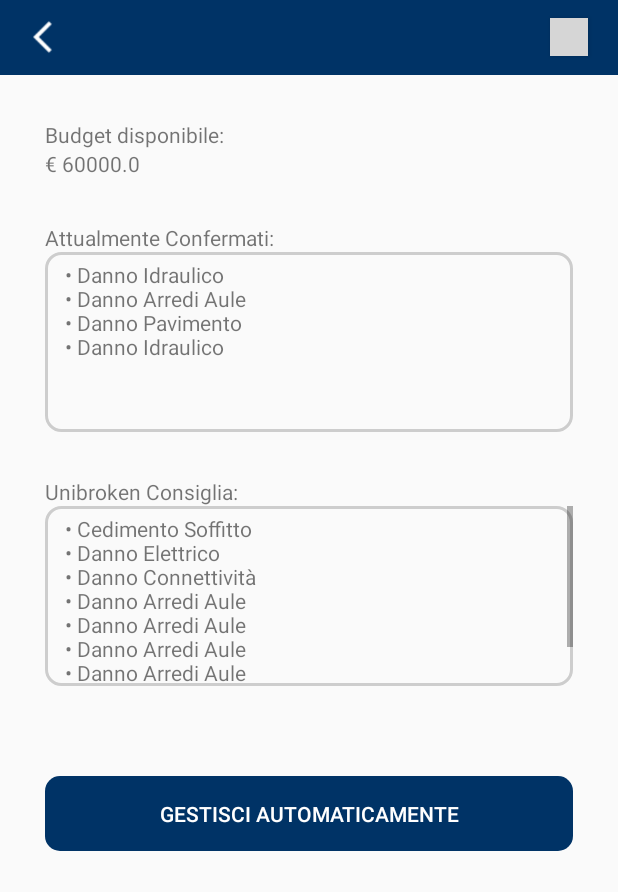
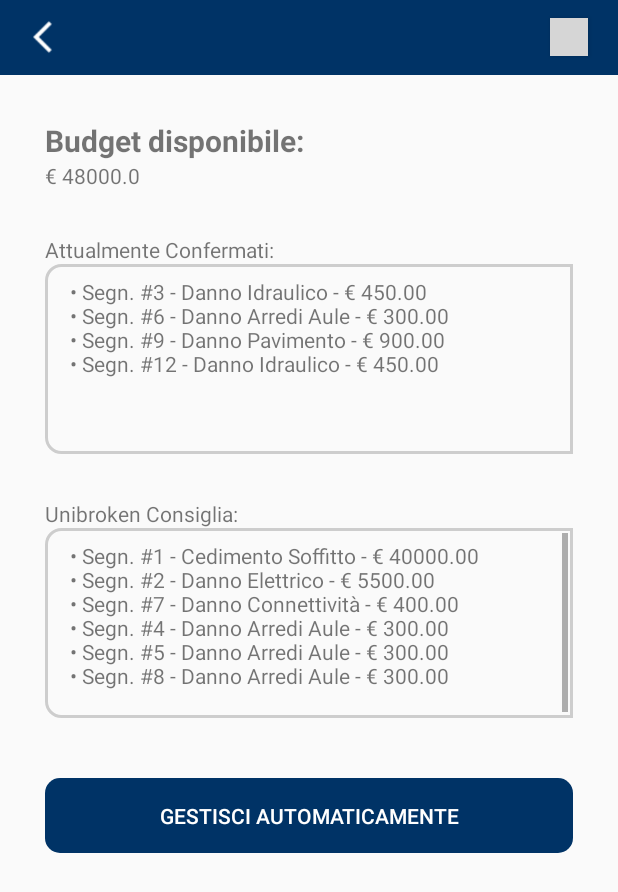
Before and after one commit to atzoriandrea/UniBroken, an Android app: the Raga_Budget screen opened directly, with no data from a screen before it, on a phone screen of 412 x 824 dp. Shown: the top 892 px of the screen. Run offline under Robolectric (Android 15) with nearby library versions, the light colour scheme and no system bars; our stand-ins replace CircleImageView; grey boxes are pictures that could not be loaded.

Commit message:
14/02/2019 -v1.0(Andrea)

```diff
--- a/app/src/main/java/com/example/mirko/unibroken/Homepage.java
+++ b/app/src/main/java/com/example/mirko/unibroken/Homepage.java
@@ -89,8 +89,7 @@ public class Homepage extends AppCompatActivity {
     }
     @Override
     public void onBackPressed() {
-        Intent indietro = new Intent(Homepage.this, MainActivity.class);
-        startActivity(indietro);
+        logout(new View(this));
     }
     public void logout(View view) {
         // Create intent to Open Image applications like Gallery, Google Photos
--- a/app/src/main/java/com/example/mirko/unibroken/ListaSegn.java
+++ b/app/src/main/java/com/example/mirko/unibroken/ListaSegn.java
@@ -46,6 +46,7 @@ public class ListaSegn extends AppCompatActivity {
             public void onItemClick(AdapterView<?> arg0, View arg1,int position, long arg3){
                 s = (Segnalazione) lista.getItemAtPosition(position);
                 Intent dettaglio = new Intent(ListaSegn.this , Showsegn.class);
+                dettaglio.putExtra(PERSONA_EXTRA,p1);
                 dettaglio.putExtra(SEGN, new Integer(s.getId()));
                 startActivity(dettaglio);
 
@@ -55,7 +56,7 @@ public class ListaSegn extends AppCompatActivity {
     }
     public void onBackPressed() {
         Intent indietro = new Intent(ListaSegn.this, Homepage.class);
-        indietro.putExtra(Homepage.PERSONA_EXTRA, p1);
+        indietro.putExtra(PERSONA_EXTRA, p1);
         startActivity(indietro);
     }
     public void back(View view) {
--- a/app/src/main/java/com/example/mirko/unibroken/MySegn.java
+++ b/app/src/main/java/com/example/mirko/unibroken/MySegn.java
@@ -61,7 +61,7 @@ public class MySegn extends AppCompatActivity {
     @Override
     public void onBackPressed() {
         Intent indietro = new Intent(MySegn.this, Homepage.class);
-        indietro.putExtra(Homepage.PERSONA_EXTRA, p1);
+        indietro.putExtra(PERSONA_EXTRA, p1);
         startActivity(indietro);
     }
     public void back(View view) {
--- a/app/src/main/java/com/example/mirko/unibroken/OptionActivityRaga.java
+++ b/app/src/main/java/com/example/mirko/unibroken/OptionActivityRaga.java
@@ -43,6 +43,7 @@ public class OptionActivityRaga extends AppCompatActivity {
         @Override
         public View getView(int position, View v, ViewGroup vg)
         {
+            SegnFactory sfactory = SegnFactory.getInstance();
             String author;
             if (v==null)
             {
@@ -62,7 +63,7 @@ public class OptionActivityRaga extends AppCompatActivity {
             double aux=(ifact.getInterventoById(s.getIdIntervento()).getImporto());
             txt.setText("Costo prev. appr: " + String.valueOf(aux));
             if(s.getImage().size() > 0)
-                img.setImageBitmap(s.getImage().get((s.getImage().size())-1));
+                img.setImageBitmap(SegnFactory.getBitmapFromMemCache(String.valueOf(s.getId())));
             else
                 img.setImageResource(R.drawable.dummy_image_square);
 
--- a/app/src/main/java/com/example/mirko/unibroken/Raga_Budget.java
+++ b/app/src/main/java/com/example/mirko/unibroken/Raga_Budget.java
@@ -8,6 +8,7 @@ import android.support.v7.app.AppCompatActivity;
 import android.os.Bundle;
 import android.text.Html;
 import android.text.Spanned;
+import android.view.Gravity;
 import android.view.LayoutInflater;
 import android.view.View;
 import android.view.ViewGroup;
@@ -19,18 +20,24 @@ import android.widget.ScrollView;
 import android.widget.Spinner;
 import android.widget.TextView;
 import android.widget.ScrollView;
+import android.widget.Toast;
+
 import java.io.Serializable;
 import java.util.List;
+
+import static android.view.View.OVER_SCROLL_ALWAYS;
 
 public class Raga_Budget extends AppCompatActivity {
 
     Button indietro;
+    Button auto;
     Persona p;
     TextView budgetValore;
     ScrollView inRip;
     TextView riparazione;
     ScrollView listaConsigli;
     TextView consigliati;
+    Toast t;
 
     public static class BulletListBuilder {
 
@@ -62,9 +69,12 @@ public class Raga_Budget extends AppCompatActivity {
     @Override
     protected void onCreate(Bundle savedInstanceState) {
         SegnFactory sf = SegnFactory.getInstance();
+        final Context c = this;
+        InterventiFactory ifact = InterventiFactory.getInstance();
         super.onCreate(savedInstanceState);
         setContentView(R.layout.activity_raga__budget);
         indietro = (Button)findViewById(R.id.back);
+        auto = (Button)findViewById(R.id.gestisciAutomaticamente);
         Intent intent = getIntent();
         Serializable obj = intent.getSerializableExtra(Homepage.PERSONA_EXTRA);
         Bundle bundle = getIntent().getExtras();
@@ -73,13 +83,48 @@ public class Raga_Budget extends AppCompatActivity {
         //Utilizzare item
         riparazione = (TextView)findViewById(R.id.content1);
         consigliati = (TextView)findViewById(R.id.content2);
-        double cost = 60000.00;//budget iniziale
         budgetValore=(TextView)findViewById(R.id.budgetValore);
         inRip=(ScrollView)findViewById(R.id.inRip);
+        inRip.setScrollbarFadingEnabled(false);
         listaConsigli=(ScrollView)findViewById(R.id.listaConsigli);
-        budgetValore.setText("€ "+String.valueOf(cost));
+        listaConsigli.setScrollbarFadingEnabled(false);
+        budgetValore.setText("€ "+String.valueOf(InterventiFactory.getBudget()));
         riparazione.setText(BulletListBuilder.getBulletList( "", SegnFactory.getListaTItoli() ));
         consigliati.setText(BulletListBuilder.getBulletList( "", SegnFactory.getConsigliati() ));
+        auto.setOnClickListener(new View.OnClickListener() {
+            @Override
+            public void onClick(View v) {
+                if (SegnFactory.getConsigliati().length != 0){
+
+                    final AlertDialog dialog = new AlertDialog.Builder(c)
+                            .setTitle("Gestione Automatica delle Segnalazioni")
+                            .setMessage("UniBroken inserirà tutte le voci in 'Unibroken consiglia' tra le segnalazioni approvate, e comunicherà la richiesta alle ditte associate.\nSi desidera procedere?")
+                            .setPositiveButton("CONFERMA", null)
+                            .setNegativeButton("ANNULLA", null)
+                            .show();
+
+
+                    Button positiveButton = dialog.getButton(AlertDialog.BUTTON_POSITIVE);
+                    positiveButton.setOnClickListener(new View.OnClickListener() {
+                        @Override
+                        public void onClick(View v) {
+                            consigliati.setText(BulletListBuilder.getBulletList( "", SegnFactory.eseguiConsigliati() ));
+                            riparazione.setText(BulletListBuilder.getBulletList( "", SegnFactory.getListaTItoli() ));
+                            budgetValore.setText("€ "+String.valueOf(InterventiFactory.getBudget()));
+                            dialog.hide();
+                              }
+                });
+                }else{
+                    text_msg(new View(c));
+                }
+
+            }
+        });
+    }
+    public void text_msg(View view){
+        t = Toast.makeText(getApplicationContext(), "Il budget è già stato assegnato nel miglior modo possibile. Ottimo!", Toast.LENGTH_LONG);
+        t.setGravity(Gravity.BOTTOM,0 ,250);
+        t.show();
     }
     @Override
     public void onBackPressed() {
--- /dev/null
+++ b/app/src/main/res/drawable/list_shape.xml
@@ -0,0 +1,10 @@
+<?xml version="1.0" encoding="utf-8"?>
+<shape xmlns:android="http://schemas.android.com/apk/res/android"
+    android:shape="rectangle" >
+    <stroke
+        android:width="2dp"
+        android:color="#cdcdcd" />
+    <corners android:bottomLeftRadius="10dp"
+        android:topLeftRadius="10dp"/>
+
+</shape>
--- a/app/src/main/res/layout/activity_home_raga.xml
+++ b/app/src/main/res/layout/activity_home_raga.xml
@@ -46,7 +46,7 @@
             android:gravity="center"
             android:layout_marginTop="10dp"
             android:text="@string/unibroken"
-            android:textSize="30sp" />
+            android:textSize="25sp" />
 
         <ImageView
             android:id="@+id/logo2"
--- a/app/src/main/res/layout/activity_raga__budget.xml
+++ b/app/src/main/res/layout/activity_raga__budget.xml
@@ -46,6 +46,8 @@
             android:layout_marginHorizontal="30dp">
             <TextView
                 android:id="@+id/budgetDisp"
+                android:textStyle="bold"
+                android:textSize="20dp"
                 android:layout_width="match_parent"
                 android:layout_height="wrap_content"
                 android:text="Budget disponibile:"
@@ -68,11 +70,17 @@
 
                 android:text="Attualmente Confermati:"
                 tools:ignore="MissingConstraints" />
+            <LinearLayout
+                android:layout_width="match_parent"
+                android:layout_height="wrap_content"
+                android:background="@drawable/list_shape"
+                >
             <ScrollView xmlns:android="http://schemas.android.com/apk/res/android"
                 android:id="@+id/inRip"
                 android:layout_width="match_parent"
                 android:layout_height="120dp"
-                android:background="@drawable/shape"
+                android:layout_marginHorizontal="3dp"
+                android:layout_marginVertical="3dp"
                 tools:ignore="MissingConstraints">
                 <TextView
                     android:id="@+id/content1"
@@ -81,19 +89,28 @@
                     android:layout_height="wrap_content" />
 
             </ScrollView>
+            </LinearLayout>
 
 
             <TextView
                 android:layout_width="match_parent"
                 android:layout_height="wrap_content"
+                android:text="Unibroken Consiglia:"
                 android:layout_marginTop="30dp"
-                android:text="Unibroken Consiglia:"
                 tools:ignore="MissingConstraints" />
+            <LinearLayout
+                android:layout_width="match_parent"
+                android:layout_height="wrap_content"
+                android:orientation="vertical"
+                android:background="@drawable/list_shape">
+
             <ScrollView xmlns:android="http://schemas.android.com/apk/res/android"
                 android:id="@+id/listaConsigli"
                 android:layout_width="match_parent"
+                android:layout_marginHorizontal="3dp"
+                android:layout_marginVertical="3dp"
                 android:layout_height="120dp"
-                android:background="@drawable/shape"
+
                 tools:ignore="MissingConstraints">
                 <TextView
                     android:id="@+id/content2"
@@ -101,13 +118,14 @@
                     android:layout_width="match_parent"
                     android:layout_height="wrap_content" />
             </ScrollView>
+            </LinearLayout>
         </LinearLayout>
             <Button
                 android:id="@+id/gestisciAutomaticamente"
                 android:layout_width="match_parent"
                 android:layout_height="50dp"
                 android:layout_marginHorizontal="30dp"
-                android:layout_marginTop="60dp"
+                android:layout_marginTop="40dp"
                 android:text="Gestisci Automaticamente"
                 android:textColor="#FFFFFF"
                 android:background="@drawable/background_button"/>
--- a/app/src/main/res/layout/activity_showsegn_raga.xml
+++ b/app/src/main/res/layout/activity_showsegn_raga.xml
@@ -64,6 +64,11 @@
             android:text="Costo"
             android:layout_width="match_parent"
             android:layout_height="wrap_content" />
+            <TextView
+                android:id="@+id/impresa"
+                android:text="Impresa"
+                android:layout_width="match_parent"
+                android:layout_height="wrap_content" />
 
         <Button
             android:id="@+id/intconf"
```
Also changed, not shown: app/src/main/java/com/example/mirko/unibroken/HomeRaga.java (+5 -2 lines), app/src/main/java/com/example/mirko/unibroken/InterventiFactory.java (+13 -11 lines), app/src/main/java/com/example/mirko/unibroken/OptionActivity.java (+5 -33 lines), app/src/main/java/com/example/mirko/unibroken/SegnFactory.java (+76 -18 lines), app/src/main/java/com/example/mirko/unibroken/Showsegn.java (+38 -3 lines), app/src/main/java/com/example/mirko/unibroken/ShowsegnRaga.java (+4 -3 lines).
